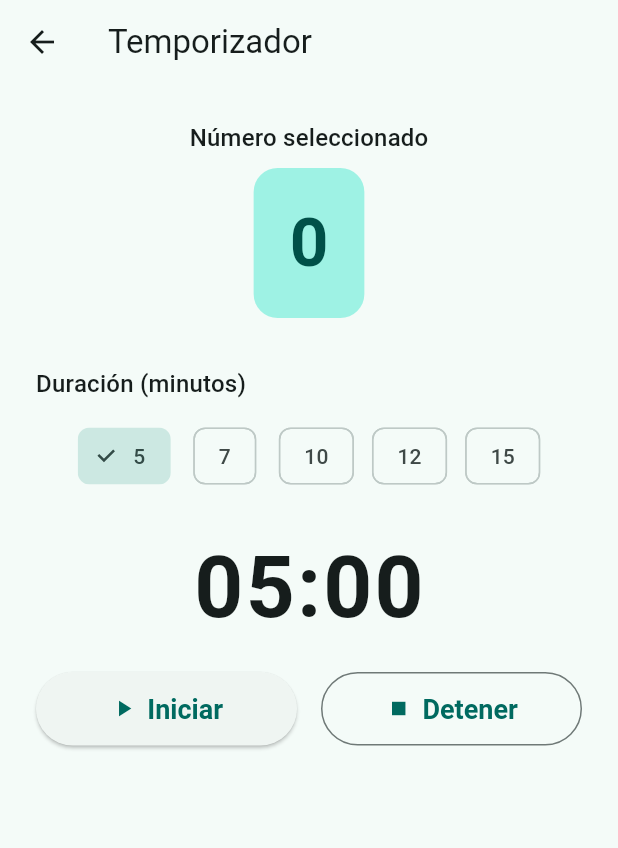
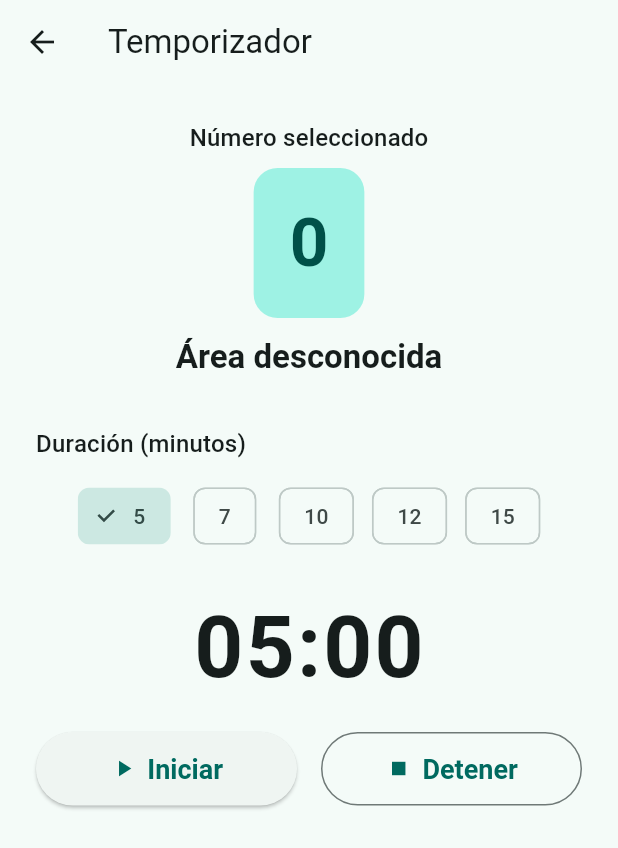
Before and after one commit to wmzd/limpiacasa, a Flutter app: the TimerScreen screen opened directly with empty values, on a phone screen of 412 x 824 dp. Shown: the top 848 px of the screen. Run offline on Flutter 3.47's test engine with Material 3 defaults, Android fonts, the phone set to English and light mode, and no system bars.

Commit message:
areas de la casa

```diff
--- a/lib/main.dart
+++ b/lib/main.dart
@@ -81,6 +81,26 @@ class TimerScreen extends StatefulWidget {
 
 class _TimerScreenState extends State<TimerScreen> {
   static const _durations = [5, 7, 10, 12, 15];
+  static const _areas = [
+    'Afuera',
+    'Cuarto Tere',
+    'Cuarto',
+    'Recibidor',
+    'Patio Abajo',
+    'Hamaca',
+    'Comedor',
+    'Baño abajo',
+    'Bar',
+    'Cocina',
+    'Patio arriba',
+    'Sala Arriba',
+    'Bodega',
+    'Baño Arriba',
+    'Hotel',
+    'Oficina',
+    'Pasillo',
+    'Escaleras',
+  ];
   int _selectedMinutes = _durations.first;
   Timer? _timer;
   int _remainingSeconds = 0;
@@ -139,6 +159,12 @@ class _TimerScreenState extends State<TimerScreen> {
     SystemSound.play(SystemSoundType.alert);
   }
 
+  String _areaName() {
+    final index = widget.selectedNumber - 1;
+    if (index < 0 || index >= _areas.length) return 'Área desconocida';
+    return _areas[index];
+  }
+
   int _pickRandomDuration() {
     final random = Random();
     return _durations[random.nextInt(_durations.length)];
@@ -180,6 +206,11 @@ class _TimerScreenState extends State<TimerScreen> {
                   color: theme.colorScheme.onPrimaryContainer,
                 ),
               ),
+            ),
+            const SizedBox(height: 12),
+            Text(
+              _areaName(),
+              style: theme.textTheme.titleLarge?.copyWith(fontWeight: FontWeight.w600),
             ),
             const SizedBox(height: 32),
             Align(
```
